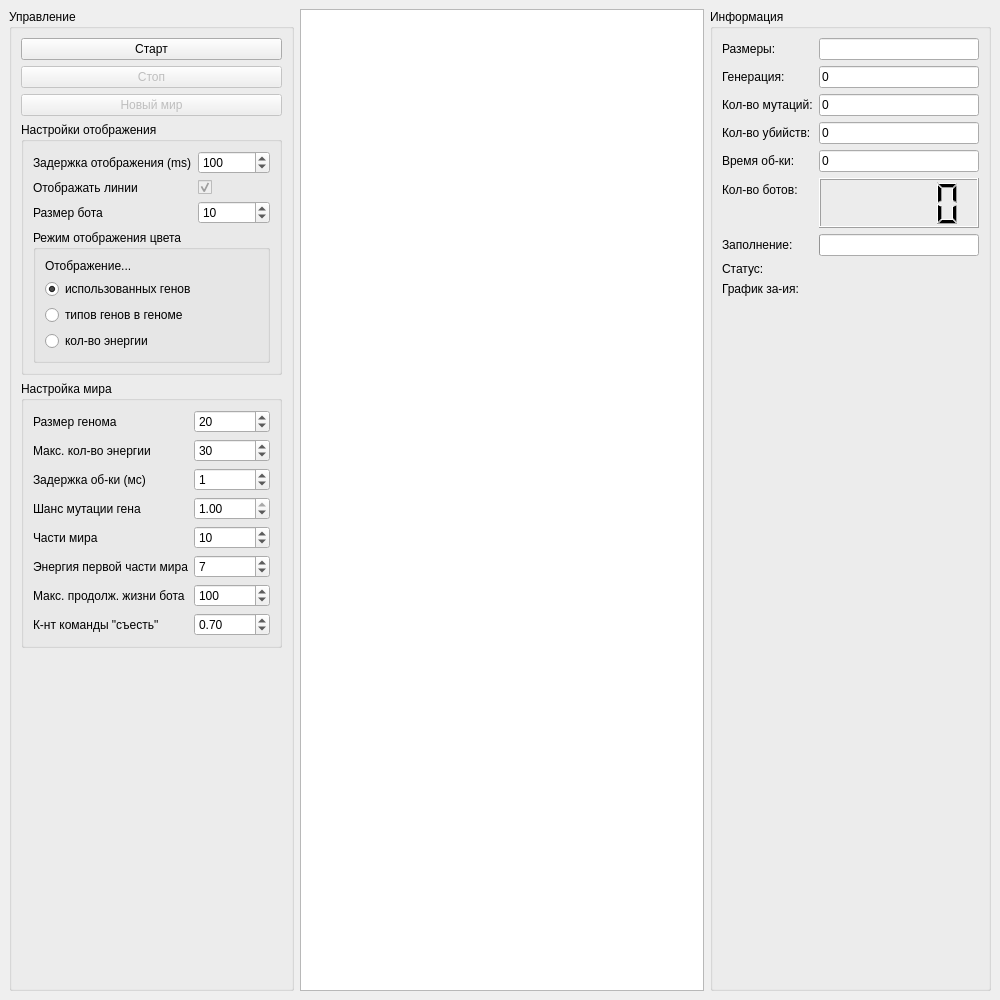
This is mainwindow.ui in TomasGlgg/QGenetic as Qt 5 draws it before an edit. The edited form follows.
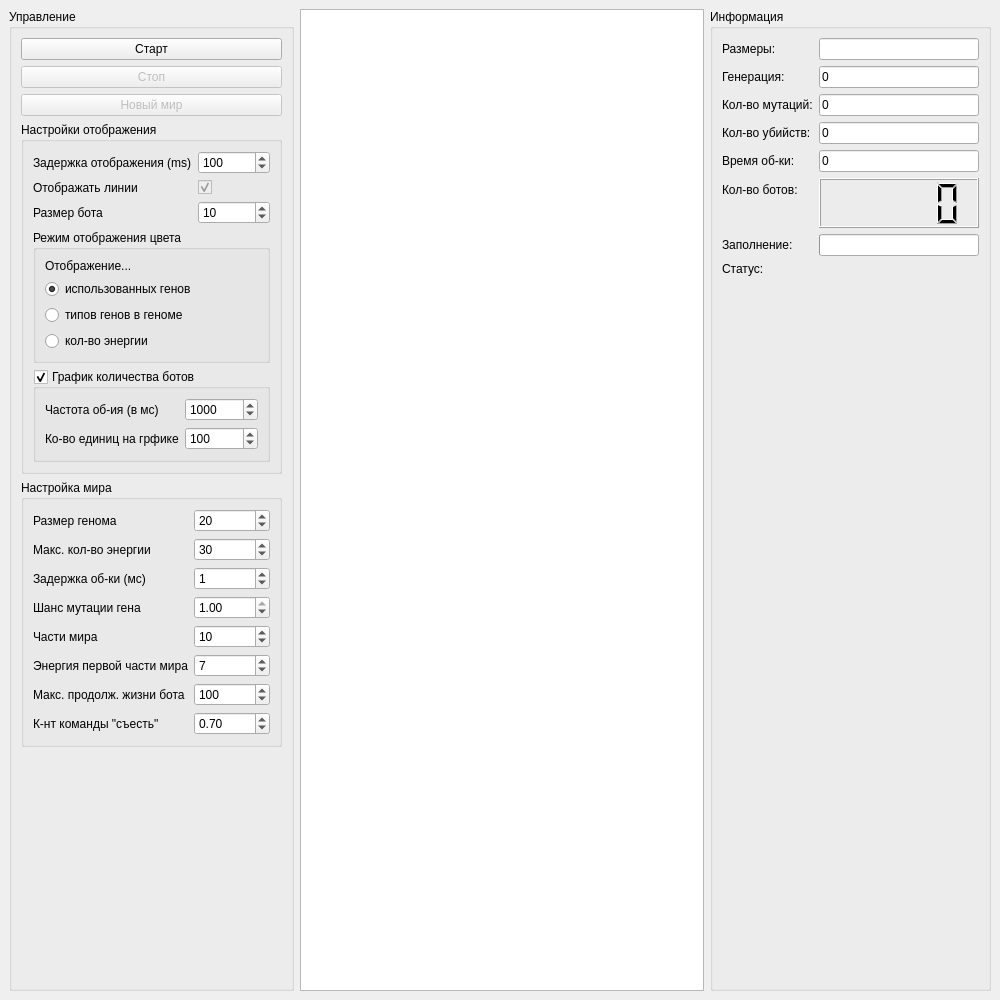
This is the edited form. Custom widgets are drawn as their Qt base class.

Commit message: Upgrade graph

The edit to the form file:
```diff
--- a/mainwindow.ui
+++ b/mainwindow.ui
@@ -218,6 +218,64 @@
             </layout>
            </widget>
           </item>
+          <item row="4" column="0" colspan="2">
+           <widget class="QGroupBox" name="groupBox_graph">
+            <property name="title">
+             <string>График количества ботов</string>
+            </property>
+            <property name="flat">
+             <bool>false</bool>
+            </property>
+            <property name="checkable">
+             <bool>true</bool>
+            </property>
+            <layout class="QFormLayout" name="formLayout_4">
+             <item row="0" column="0">
+              <widget class="QLabel" name="label_21">
+               <property name="text">
+                <string>Частота об-ия (в мс)</string>
+               </property>
+              </widget>
+             </item>
+             <item row="0" column="1">
+              <widget class="QSpinBox" name="graph_freq">
+               <property name="minimum">
+                <number>100</number>
+               </property>
+               <property name="maximum">
+                <number>1000000</number>
+               </property>
+               <property name="singleStep">
+                <number>1000</number>
+               </property>
+               <property name="value">
+                <number>1000</number>
+               </property>
+              </widget>
+             </item>
+             <item row="1" column="0">
+              <widget class="QLabel" name="label_22">
+               <property name="text">
+                <string>Ко-во единиц на грфике</string>
+               </property>
+              </widget>
+             </item>
+             <item row="1" column="1">
+              <widget class="QSpinBox" name="graph_count">
+               <property name="minimum">
+                <number>2</number>
+               </property>
+               <property name="maximum">
+                <number>1000</number>
+               </property>
+               <property name="value">
+                <number>100</number>
+               </property>
+              </widget>
+             </item>
+            </layout>
+           </widget>
+          </item>
          </layout>
         </widget>
        </item>
@@ -582,14 +640,7 @@
          </property>
         </widget>
        </item>
-       <item row="8" column="0">
-        <widget class="QLabel" name="label_21">
-         <property name="text">
-          <string>График за-ия:</string>
-         </property>
-        </widget>
-       </item>
-       <item row="8" column="1">
+       <item row="8" column="0" colspan="2">
         <widget class="QwtPlot" name="historyPlot">
          <property name="sizePolicy">
           <sizepolicy hsizetype="Minimum" vsizetype="Minimum">
```
Left out of the diff: 5 changed lines with no effect on the pictures. The commit also changes 2 other files.
